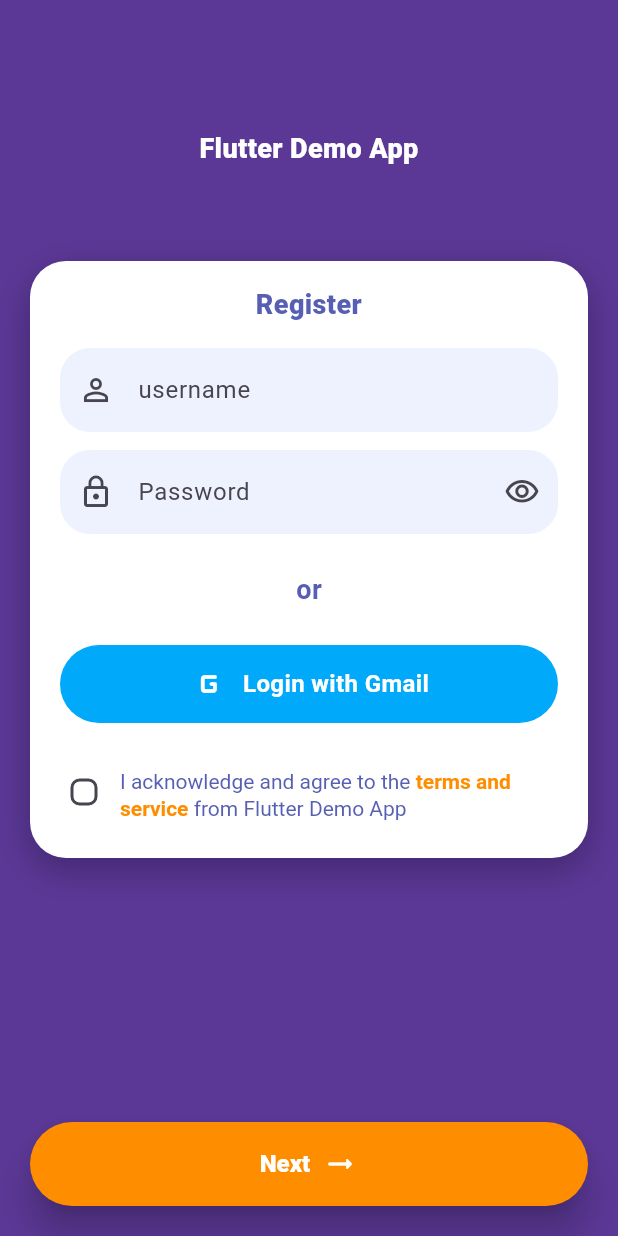
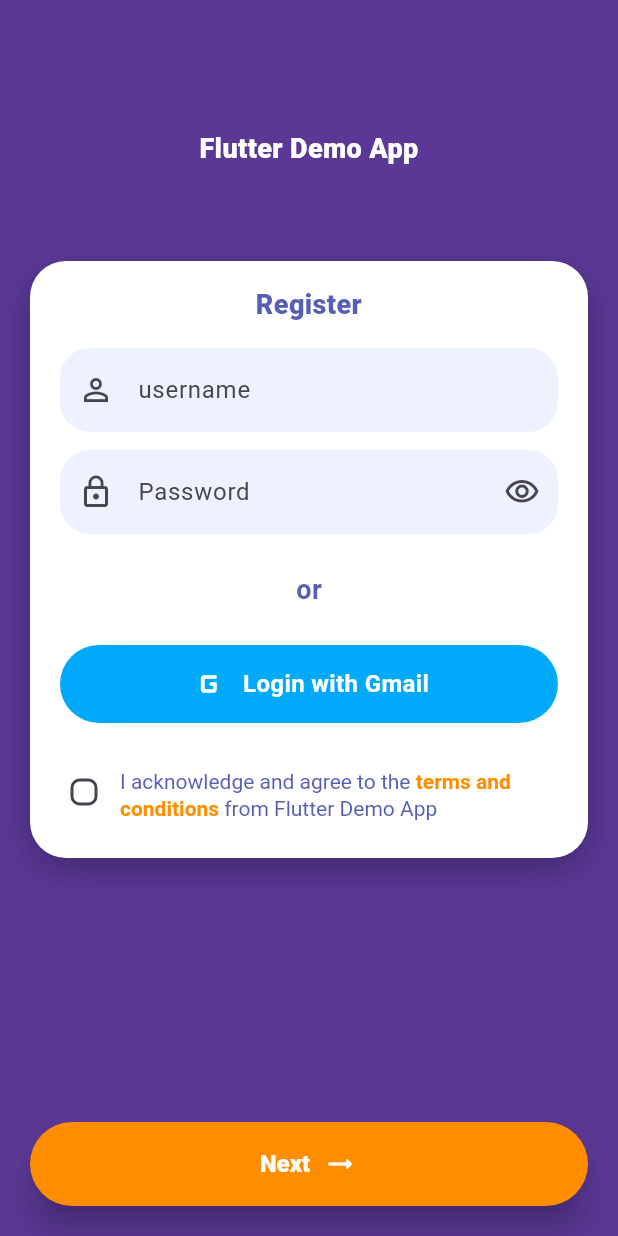
Before and after one commit to BrahmantyaWardhana/SpringBoot-Flutter-Dump, a Flutter app: the screen it shows after launch, on a phone screen of 412 x 824 dp. Run offline on Flutter 3.47's test engine with Material 3 defaults, Android fonts, the phone set to English and light mode, and no system bars.

Commit message:
adjustment(text): changed 'terms and service' to 'terms and conditions' in signup_page.dart

```diff
--- a/flutter_application/lib/features/auth/presentation/pages/signup_page.dart
+++ b/flutter_application/lib/features/auth/presentation/pages/signup_page.dart
@@ -196,7 +196,7 @@ class _SignupPageState extends State<SignupPage> {
                                   text: 'I acknowledge and agree to the ',
                                 ),
                                 TextSpan(
-                                  text: 'terms and service',
+                                  text: 'terms and conditions',
                                   style: TextStyle(
                                     color: AppColors.orange,
                                     fontWeight: FontWeight.w700,
```
